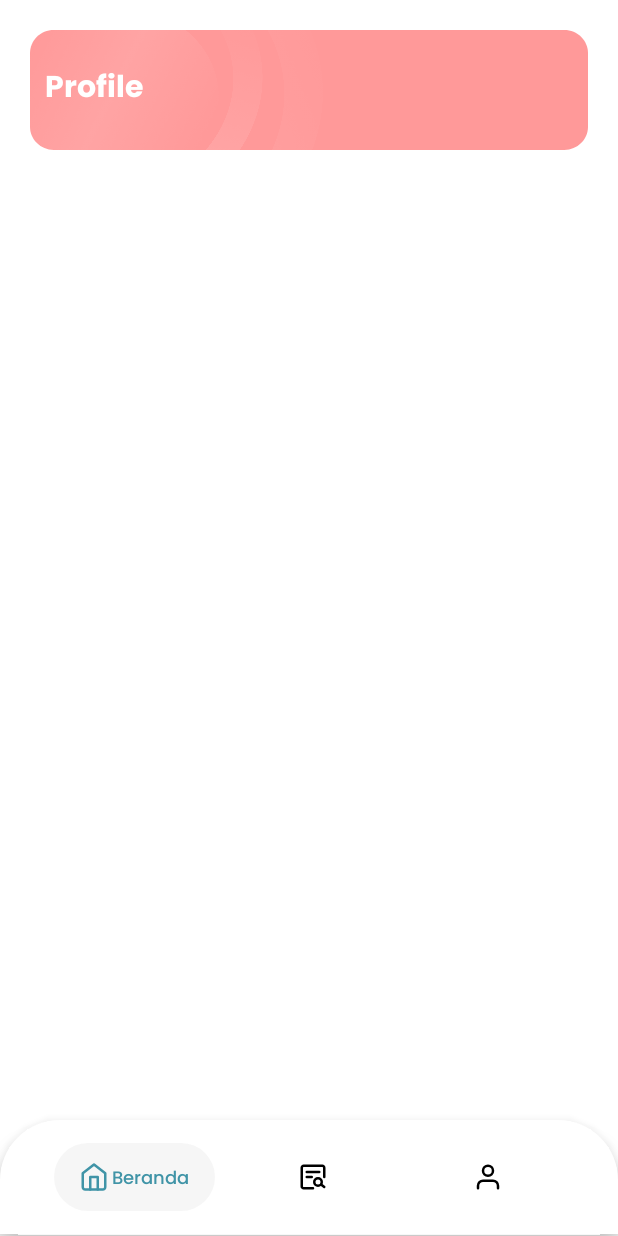
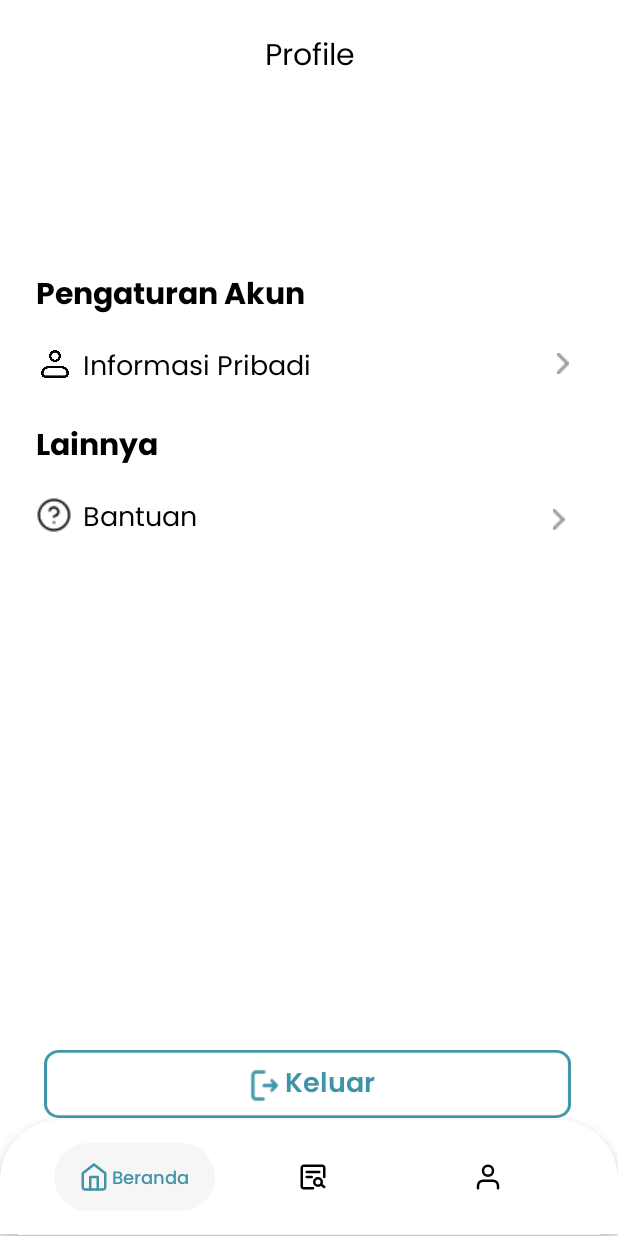
Before and after one commit to Piaaa15/MentlyApp, an Android app: the fragment Admin_Profile placed in its activity, on a phone screen of 412 x 824 dp. Run offline under Robolectric (Android 15) with nearby library versions, the phone set to English and light mode, and no system bars.

Commit message:
Update halaman profile (pengguna,admin) dan buat halaman informasi pribadi

```diff
--- a/app/src/main/AndroidManifest.xml
+++ b/app/src/main/AndroidManifest.xml
@@ -12,6 +12,9 @@
         android:supportsRtl="true"
         android:theme="@style/Theme.Design.NoActionBar"
         tools:targetApi="31">
+        <activity
+            android:name=".Informasi_Pribadi"
+            android:exported="false" />
         <activity
             android:name=".HomepageAdmin"
             android:exported="false" />
--- /dev/null
+++ b/app/src/main/res/drawable/btnkeluar.xml
@@ -0,0 +1,25 @@
+
+    <!-- drawable/rectangle_2.xml -->
+<vector
+xmlns:android="http://schemas.android.com/apk/res/android"
+xmlns:aapt="http://schemas.android.com/aapt"
+android:width="351dp"
+android:height="50dp"
+android:viewportWidth="351"
+android:viewportHeight="50"
+    >
+<group>
+    <clip-path
+        android:pathData="M10 0H341C346.523 0 351 4.47715 351 10V40C351 45.5228 346.523 50 341 50H10C4.47715 50 0 45.5228 0 40V10C0 4.47715 4.47715 0 10 0Z"
+        />
+    <path
+        android:pathData="M0 0V50H351V0"
+        android:fillColor="#FFFFFF"
+        />
+    <path
+        android:pathData="M10 0H341C346.523 0 351 4.47715 351 10V40C351 45.5228 346.523 50 341 50H10C4.47715 50 0 45.5228 0 40V10C0 4.47715 4.47715 0 10 0Z"
+        android:strokeWidth="4"
+        android:strokeColor="#4094A7"
+        />
+</group>
+</vector>
--- a/app/src/main/res/layout/fragment_admin__profile.xml
+++ b/app/src/main/res/layout/fragment_admin__profile.xml
@@ -5,46 +5,141 @@
     xmlns:tools="http://schemas.android.com/tools"
     android:layout_width="match_parent"
     android:layout_height="match_parent"
-    tools:context=".Admin_Riwayat"
+    tools:context=".Admin_Profile"
     android:background="@color/white">
-
-
-    <View
-        android:id="@+id/rectangle_1"
-        android:layout_width="335dp"
-        android:layout_height="80dp"
-        android:layout_alignParentStart="true"
-        android:layout_alignParentEnd="true"
-        android:layout_marginStart="20dp"
-        android:layout_marginTop="20dp"
-        android:layout_marginEnd="20dp"
-        android:background="@drawable/kotak_pink_konsul" />
-
-    <View
-        android:id="@+id/bulat"
-        android:layout_width="240.61dp"
-        android:layout_height="230.24dp"
-        android:layout_alignStart="@id/rectangle_1"
-        android:layout_marginBottom="-50dp"
-        android:background="@drawable/bulat" />
 
 
     <TextView
         android:id="@+id/textView5"
+        android:layout_width="65dp"
+        android:layout_height="wrap_content"
+        android:layout_alignParentStart="true"
+        android:layout_alignParentEnd="true"
+        android:layout_marginStart="1dp"
+        android:layout_marginTop="22dp"
+        android:gravity="center"
+        android:fontFamily="@font/poppins"
+        android:text="Profile"
+        android:textColor="@color/black"
+        android:textSize="20sp" />
+
+    <TextView
+        android:id="@+id/txt_pengaturanakun"
         android:layout_width="wrap_content"
         android:layout_height="wrap_content"
-        android:layout_alignStart="@+id/rectangle_1"
-        android:layout_alignTop="@+id/rectangle_1"
-        android:layout_alignBottom="@+id/rectangle_1"
-        android:layout_marginStart="10dp"
-        android:layout_marginTop="22dp"
         android:fontFamily="@font/poppins_bold"
-        android:text="Profile"
-        android:textColor="@color/white"
-        android:textSize="20sp" />
+        android:text="Pengaturan Akun"
+        android:textColor="@color/black"
+        android:textSize="20dp"
+        android:layout_marginTop="180dp"
+        android:layout_marginStart="24dp"
+        />
 
+    <ImageView
+        android:id="@+id/imageView5"
+        android:layout_width="25dp"
+        android:layout_height="25dp"
+        android:layout_marginStart="24dp"
+        android:layout_marginTop="230dp"
+        android:src="@drawable/profile1" />
 
+    <TextView
+        android:id="@+id/informasiPribadi"
+        android:layout_width="wrap_content"
+        android:layout_height="wrap_content"
+        android:layout_below="@+id/txt_pengaturanakun"
+        android:layout_marginStart="55dp"
+        android:layout_marginTop="15dp"
+        android:fontFamily="@font/poppins"
+        android:text="Informasi Pribadi"
+        android:textColor="@color/black"
+        android:textSize="18dp" />
 
+    <ImageView
+        android:id="@+id/imageView6"
+        android:layout_width="wrap_content"
+        android:layout_height="wrap_content"
+        android:layout_marginStart="164dp"
+        android:layout_marginTop="235dp"
+        android:layout_toEndOf="@+id/informasiPribadi"
+        android:src="@drawable/icon2" />
+
+    <TextView
+        android:id="@+id/keamanan"
+        android:layout_width="wrap_content"
+        android:layout_height="wrap_content"
+        android:layout_below="@+id/informasiPribadi"
+        android:layout_marginStart="24dp"
+        android:layout_marginTop="20dp"
+        android:fontFamily="@font/poppins_bold"
+        android:text="Lainnya"
+        android:textColor="@color/black"
+        android:textSize="20dp" />
+
+    <ImageView
+        android:id="@+id/imageView7"
+        android:layout_width="wrap_content"
+        android:layout_height="wrap_content"
+        android:layout_below="@+id/keamanan"
+        android:layout_marginStart="24dp"
+        android:layout_marginTop="15dp"
+        android:src="@drawable/bantuan" />
+
+    <TextView
+        android:id="@+id/bantuan"
+        android:layout_width="wrap_content"
+        android:layout_height="wrap_content"
+        android:layout_below="@+id/keamanan"
+        android:layout_marginStart="55dp"
+        android:layout_marginTop="15dp"
+        android:fontFamily="@font/poppins"
+        android:text="Bantuan"
+        android:textColor="@color/black"
+        android:textSize="18dp" />
+
+    <ImageView
+        android:id="@+id/imageView9"
+        android:layout_width="19dp"
+        android:layout_height="wrap_content"
+        android:layout_below="@+id/imageView6"
+        android:layout_marginStart="231dp"
+        android:layout_marginTop="90dp"
+        android:layout_toEndOf="@+id/bantuan"
+        android:src="@drawable/icon2" />
+
+    <View
+        android:id="@+id/button"
+        android:layout_width="351dp"
+        android:layout_height="45dp"
+        android:layout_marginStart="29dp"
+        android:layout_marginTop="700dp"
+        android:background="@drawable/btnkeluar"
+        android:textColor="@color/biru_2" />
+
+    <ImageView
+        android:id="@+id/imageView10"
+        android:layout_width="wrap_content"
+        android:layout_height="wrap_content"
+        android:layout_alignStart="@+id/button"
+        android:layout_alignTop="@+id/button"
+        android:layout_alignEnd="@+id/button"
+        android:layout_alignBottom="@+id/button"
+        android:layout_marginStart="134dp"
+        android:layout_marginTop="5dp"
+        android:layout_marginEnd="192dp"
+        android:layout_marginBottom="3dp"
+        android:src="@drawable/keluar" />
+
+    <TextView
+        android:id="@+id/txtkeluar"
+        android:layout_width="wrap_content"
+        android:layout_height="wrap_content"
+        android:layout_marginStart="190dp"
+        android:layout_marginTop="708dp"
+        android:fontFamily="@font/poppins_semibold"
+        android:text="Keluar"
+        android:textColor="@color/biru_2"
+        android:textSize="18dp" />
 
 
 </RelativeLayout>
```
Also changed, not shown: app/src/main/java/com/example/project_mently/Informasi_Pribadi.java (added, +24 -0 lines), app/src/main/res/layout/activity_informasi_pribadi.xml (added, +138 -0 lines), app/src/main/res/layout/fragment_pengguna__profile.xml (+126 -64 lines), app/src/main/res/drawable/bantuan.png (added), app/src/main/res/drawable/btn_keluarakunpasien.png (added), app/src/main/res/drawable/icon2.png (added), app/src/main/res/drawable/icon3.png (added), app/src/main/res/drawable/keluar.png (added), app/src/main/res/drawable/profile1.png (added).
